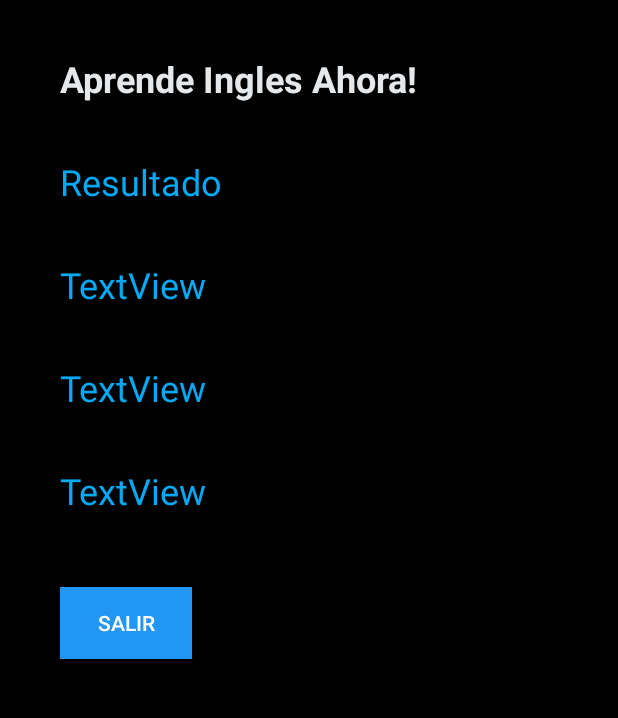
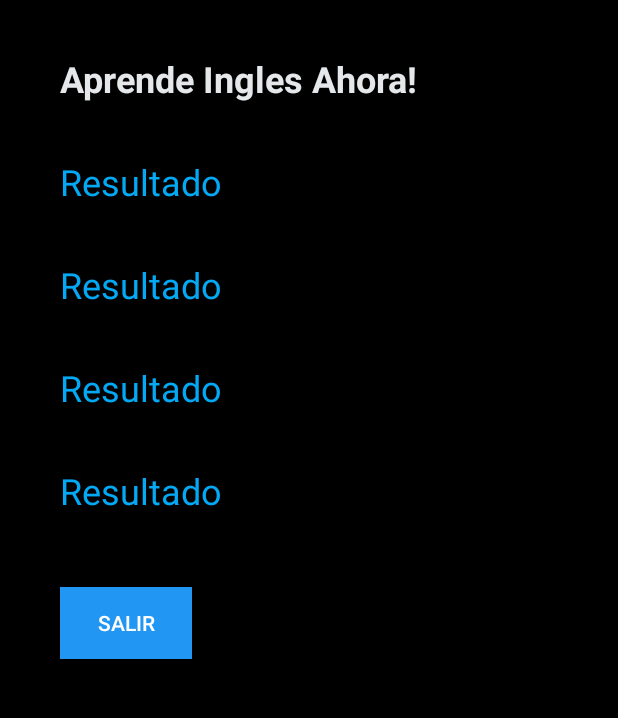
Before and after one commit to adavidbermeo/InteractiveLearning, an Android app: the Main3Activity screen opened directly, with no data from a screen before it, on a phone screen of 412 x 824 dp, the part 84-802 px from its top. Run offline under Robolectric (Android 15) with nearby library versions, the phone set to English and light mode, and no system bars; 4 statements that could not run were skipped.

Commit message:
Last Commit

```diff
--- a/app/src/main/res/layout/activity_main3.xml
+++ b/app/src/main/res/layout/activity_main3.xml
@@ -55,7 +55,7 @@
         android:layout_marginStart="40dp"
         android:layout_marginLeft="40dp"
         android:layout_marginTop="36dp"
-        android:text="TextView"
+        android:text="@string/result"
         android:textColor="#03A9F4"
         android:textSize="24sp"
         app:layout_constraintStart_toStartOf="parent"
@@ -68,7 +68,7 @@
         android:layout_marginStart="40dp"
         android:layout_marginLeft="40dp"
         android:layout_marginTop="36dp"
-        android:text="TextView"
+        android:text="@string/result"
         android:textColor="#03A9F4"
         android:textSize="24sp"
         app:layout_constraintStart_toStartOf="parent"
@@ -81,7 +81,7 @@
         android:layout_marginStart="40dp"
         android:layout_marginLeft="40dp"
         android:layout_marginTop="36dp"
-        android:text="TextView"
+        android:text="@string/result"
         android:textColor="#03A9F4"
         android:textSize="24sp"
         app:layout_constraintStart_toStartOf="parent"
```
